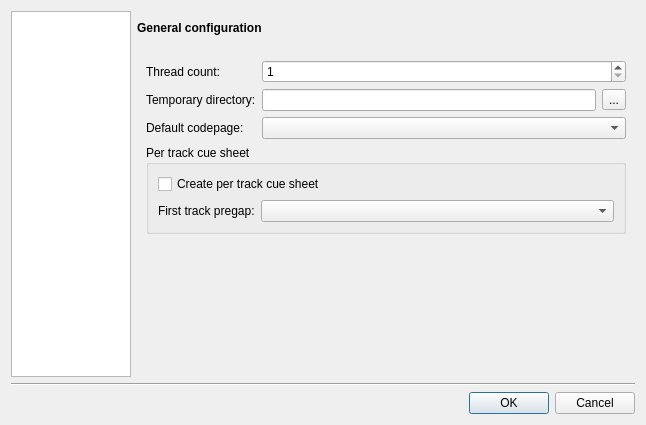
flacon/flacon, file gui/configdialog/configdialog.ui: the form before one commit.
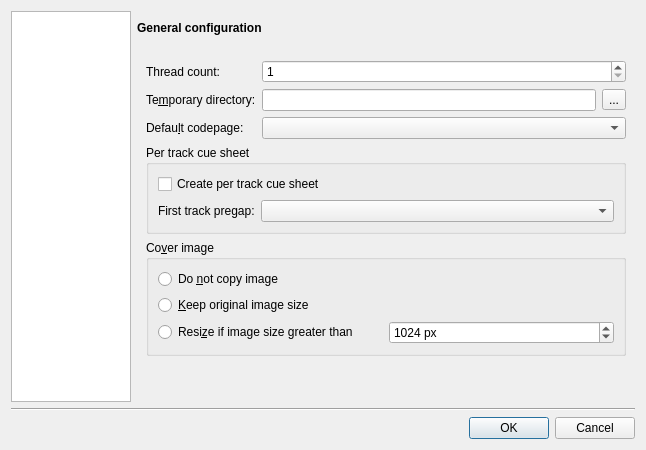
The form after the commit. Custom widgets are drawn as their Qt base class.

Commit message: Converter copy cover image to destination directory

What changed in the file:
```diff
--- a/gui/configdialog/configdialog.ui
+++ b/gui/configdialog/configdialog.ui
@@ -7,7 +7,7 @@
     <x>0</x>
     <y>0</y>
     <width>646</width>
-    <height>425</height>
+    <height>450</height>
    </rect>
   </property>
   <property name="sizePolicy">
@@ -151,7 +151,7 @@
              <item row="1" column="0">
               <widget class="QLabel" name="tmpDirLabel">
                <property name="text">
-                <string>Temporary directory:</string>
+                <string>Te&amp;mporary directory:</string>
                </property>
                <property name="buddy">
                 <cstring>tmpDirEdit</cstring>
@@ -175,7 +175,7 @@
              <item row="2" column="0">
               <widget class="QLabel" name="codePageLabel">
                <property name="text">
-                <string>Default codepage:</string>
+                <string>Defau&amp;lt codepage:</string>
                </property>
                <property name="buddy">
                 <cstring>codePageComboBox</cstring>
@@ -233,6 +233,65 @@
              </layout>
             </widget>
            </item>
+           <item>
+            <widget class="QGroupBox" name="coverGroupBox">
+             <property name="title">
+              <string>Co&amp;ver image</string>
+             </property>
+             <property name="checkable">
+              <bool>false</bool>
+             </property>
+             <layout class="QVBoxLayout" name="verticalLayout_4">
+              <item>
+               <layout class="QGridLayout" name="gridLayout_2">
+                <item row="0" column="0" colspan="2">
+                 <widget class="QRadioButton" name="coverDisableButton">
+                  <property name="text">
+                   <string>Do &amp;not copy image</string>
+                  </property>
+                 </widget>
+                </item>
+                <item row="1" column="0" colspan="2">
+                 <widget class="QRadioButton" name="coverKeepSizeButton">
+                  <property name="text">
+                   <string>&amp;Keep original image size</string>
+                  </property>
+                 </widget>
+                </item>
+                <item row="2" column="0">
+                 <widget class="QRadioButton" name="coverScaleButton">
+                  <property name="text">
+                   <string>Resi&amp;ze if image size greater than</string>
+                  </property>
+                 </widget>
+                </item>
+                <item row="2" column="1">
+                 <widget class="QSpinBox" name="coverResizeSpinBox">
+                  <property name="specialValueText">
+                   <string/>
+                  </property>
+                  <property name="suffix">
+                   <string> px</string>
+                  </property>
+                  <property name="minimum">
+                   <number>50</number>
+                  </property>
+                  <property name="maximum">
+                   <number>100000</number>
+                  </property>
+                  <property name="singleStep">
+                   <number>50</number>
+                  </property>
+                  <property name="value">
+                   <number>1024</number>
+                  </property>
+                 </widget>
+                </item>
+               </layout>
+              </item>
+             </layout>
+            </widget>
+           </item>
            <item>
             <spacer name="verticalSpacer_5">
              <property name="orientation">
```
Left out of the diff: 16 changed lines with no effect on the pictures. The commit also changes 9 other files.
